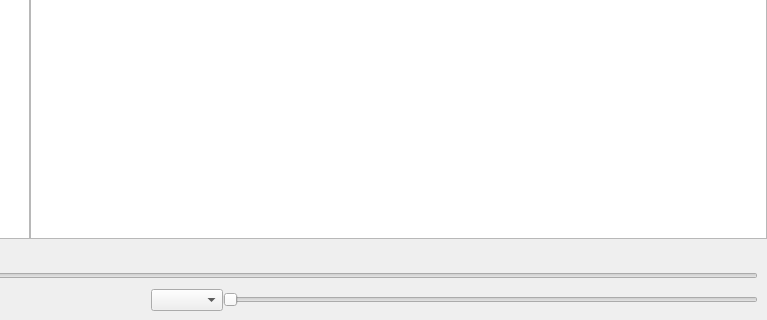
Above: src/ui-element/MainWindow.ui from Otakukingdom/Nodoka before the change; both pictures show x 433 to 1200 and y 580 to 900 of the 1200 by 900 pixel window. Below: the same form after it.
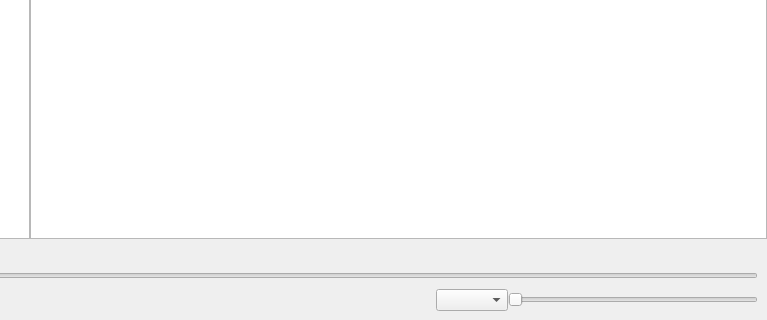
That is the form after the change. Icons and pictures are not drawn.

```diff
--- a/src/ui-element/MainWindow.ui
+++ b/src/ui-element/MainWindow.ui
@@ -219,6 +219,12 @@
          </item>
          <item>
           <widget class="QSlider" name="volumeSlider">
+           <property name="maximumSize">
+            <size>
+             <width>250</width>
+             <height>16777215</height>
+            </size>
+           </property>
            <property name="orientation">
             <enum>Qt::Horizontal</enum>
            </property>
```
